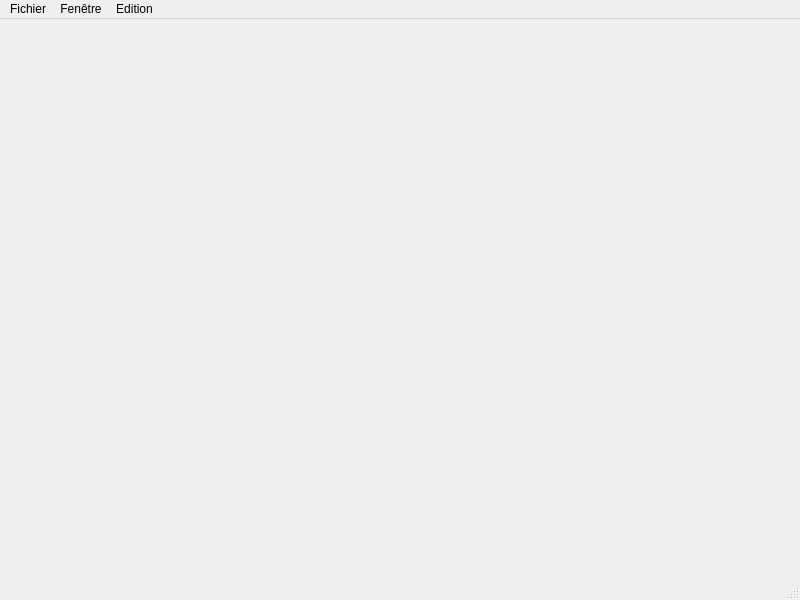
yesitswalid/CourseOrientation, file application.ui: the form before one commit.
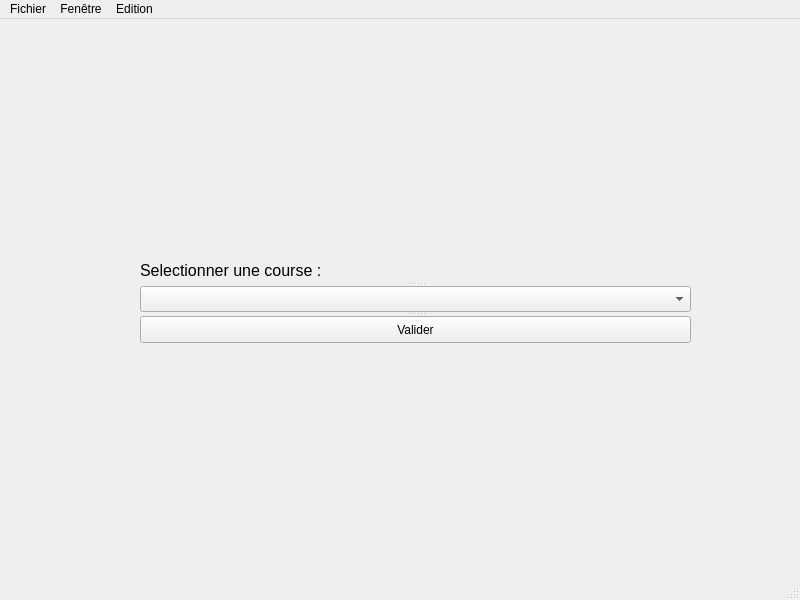
The form after the commit.

Commit message: Ajout necessaire des méthodes pour la selection de la course et la gestion de la base de données

What changed in the file:
```diff
--- a/application.ui
+++ b/application.ui
@@ -13,7 +13,37 @@
   <property name="windowTitle">
    <string>Application</string>
   </property>
-  <widget class="QWidget" name="centralwidget"/>
+  <widget class="QWidget" name="centralwidget">
+   <widget class="QSplitter" name="splitter">
+    <property name="geometry">
+     <rect>
+      <x>140</x>
+      <y>240</y>
+      <width>551</width>
+      <height>84</height>
+     </rect>
+    </property>
+    <property name="orientation">
+     <enum>Qt::Vertical</enum>
+    </property>
+    <widget class="QLabel" name="label">
+     <property name="font">
+      <font>
+       <pointsize>12</pointsize>
+      </font>
+     </property>
+     <property name="text">
+      <string>Selectionner une course :</string>
+     </property>
+    </widget>
+    <widget class="QComboBox" name="comboBox"/>
+    <widget class="QPushButton" name="buttonSelectRace">
+     <property name="text">
+      <string>Valider</string>
+     </property>
+    </widget>
+   </widget>
+  </widget>
   <widget class="QMenuBar" name="menubar">
    <property name="geometry">
     <rect>
```
The commit also changes 23 other files.
